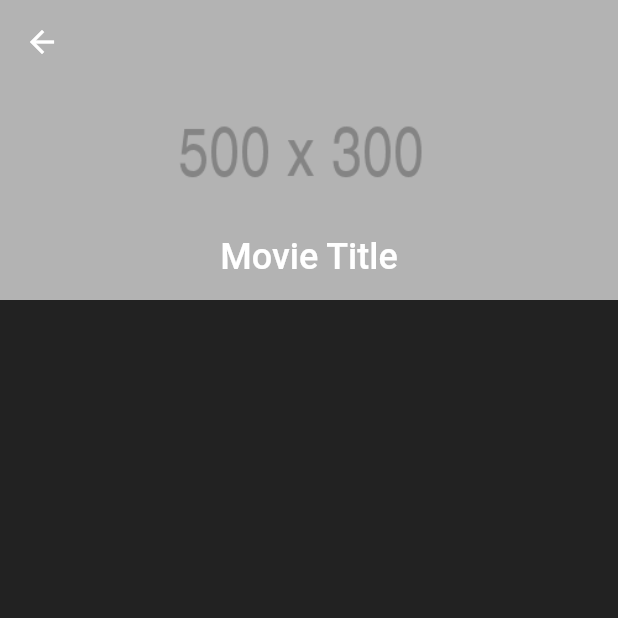
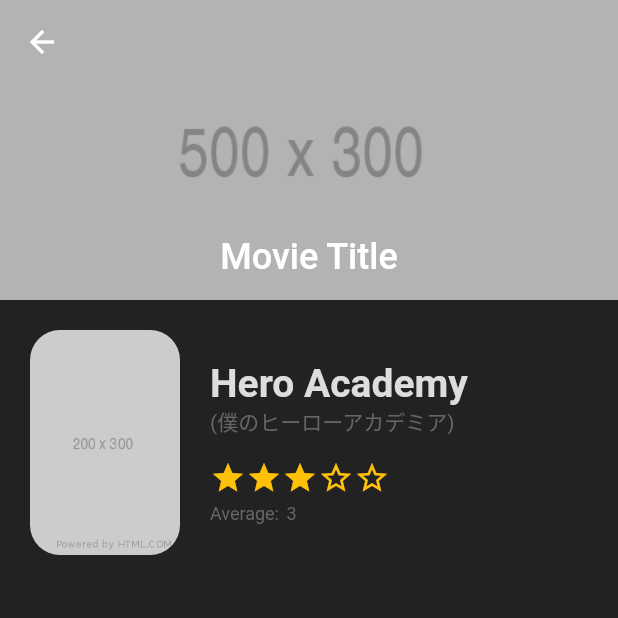
Before and after one commit to qbixmex/movies_app, a Flutter app: the DetailsScreen screen opened by its route, on a phone screen of 412 x 824 dp, the top half of it. Run offline on Flutter 3.47's test engine with Material 2 defaults, Android fonts, the phone set to English and light mode, and no system bars; our stand-ins replace card_swiper.

```diff
--- a/lib/screens/details.screen.dart
+++ b/lib/screens/details.screen.dart
@@ -14,6 +14,11 @@ class DetailsScreen extends StatelessWidget {
       body: CustomScrollView(
         slivers: <Widget>[
           _CustomAddBar(),
+          SliverList(
+            delegate: SliverChildListDelegate(<Widget>[
+              _PosterAndTitle(),
+            ]),
+          ),
         ],
       ),
     );
@@ -55,3 +60,64 @@ class _CustomAddBar extends StatelessWidget {
     );
   }
 }
+
+class _PosterAndTitle extends StatelessWidget {
+  @override
+  Widget build(BuildContext context) {
+
+    final textTheme = Theme.of(context).textTheme;
+
+    return Container(
+      margin: const EdgeInsets.only(top: 20),
+      padding: const EdgeInsets.symmetric(horizontal: 20),
+      child: Row(children: <Widget>[
+        ClipRRect(
+          borderRadius: BorderRadius.circular(20),
+          child: const FadeInImage(
+            placeholder: AssetImage('assets/images/no-image.jpg'),
+            image: AssetImage('assets/images/200x300.png'),
+            height: 150,
+          ),
+        ),
+        const SizedBox(width: 20),
+        Column(
+          crossAxisAlignment: CrossAxisAlignment.start,
+          children: <Widget>[
+            Text(
+              'Hero Academy',
+              style: textTheme.headline5,
+              overflow: TextOverflow.ellipsis,
+              maxLines: 2,
+            ),
+            Text(
+              '(僕のヒーローアカデミア)',
+              style: Theme.of(context).textTheme.subtitle1,
+              overflow: TextOverflow.ellipsis,
+              maxLines: 2,
+            ),
+            const SizedBox(height: 15),
+            Row(children: const <Widget>[
+              Icon(Icons.star, color: AppTheme.iconColor1),
+              Icon(Icons.star, color: AppTheme.iconColor1),
+              Icon(Icons.star, color: AppTheme.iconColor1),
+              Icon(Icons.star_outline, color: AppTheme.iconColor1),
+              Icon(Icons.star_outline, color: AppTheme.iconColor1),
+            ]),
+            const SizedBox(height: 5),
+            Row(children: <Widget>[
+              Text(
+                'Average:',
+                style: textTheme.caption,
+              ),
+              const SizedBox(width: 5),
+              Text(
+                '3',
+                style: textTheme.caption,
+              ),
+            ]),
+          ],
+        )
+      ]),
+    );
+  }
+}
--- a/lib/themes/app_theme.dart
+++ b/lib/themes/app_theme.dart
@@ -4,6 +4,9 @@ class AppTheme {
   static const Color primary = Colors.indigo;
   static const Color textColor1 = Color(0xFFDDDDDD);
   static const Color textColor2 = Color(0xFF222222);
+  static const Color textColor3 = Color(0xFF666666);
+  static const Color iconColor1 = Colors.amber;
+  static const Color iconColor2 = Colors.pink;
 
   static final ThemeData lightTheme = ThemeData.light().copyWith(
     primaryColor: primary,
@@ -21,8 +24,17 @@ class AppTheme {
         fontSize: 20,
         fontWeight: FontWeight.bold,
       ),
+      headline5: TextStyle(
+        color: textColor1,
+        fontSize: 26,
+        fontWeight: FontWeight.bold,
+      ),
       bodyText2: TextStyle(color: textColor1),
-      subtitle1: TextStyle(color: textColor1, fontSize: 60),
+      subtitle1: TextStyle(
+        color: textColor3,
+        fontSize: 14,
+      ),
+      caption: TextStyle(color: textColor3),
     ),
 
     scaffoldBackgroundColor: const Color(0xFF222222),
--- a/lib/widgets/movie.slider.dart
+++ b/lib/widgets/movie.slider.dart
@@ -52,7 +52,7 @@ class _MoviePost extends StatelessWidget {
             child: ClipRRect(
               borderRadius: BorderRadius.circular(20),
               child: const FadeInImage(
-                placeholder: AssetImage('assets/no-image.jpg'),
+                placeholder: AssetImage('assets/images/no-image.jpg'),
                 image: AssetImage('assets/images/300x400.png'),
                 width: 130,
                 height: 190,
--- a/pubspec.yaml
+++ b/pubspec.yaml
@@ -3,7 +3,7 @@ description: A new Flutter project.
 
 publish_to: 'none'
 
-version: 1.9.0
+version: 1.10.0
 
 environment:
   sdk: '>=2.18.4 <3.0.0'
```
Also changed, not shown: assets/images/200x300.png (added).
